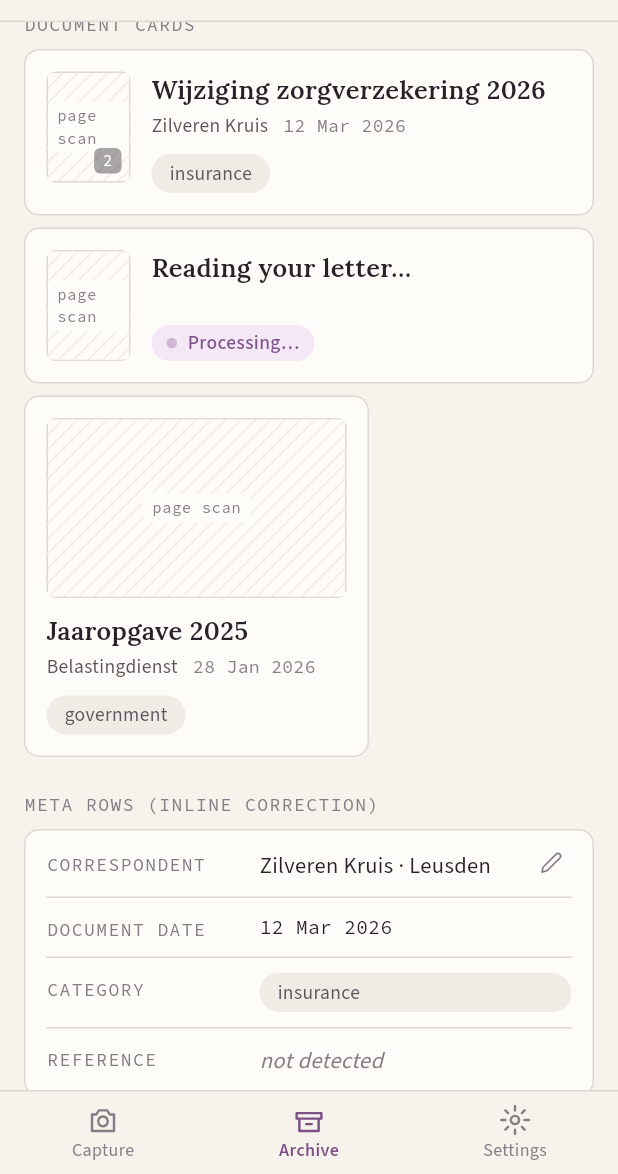
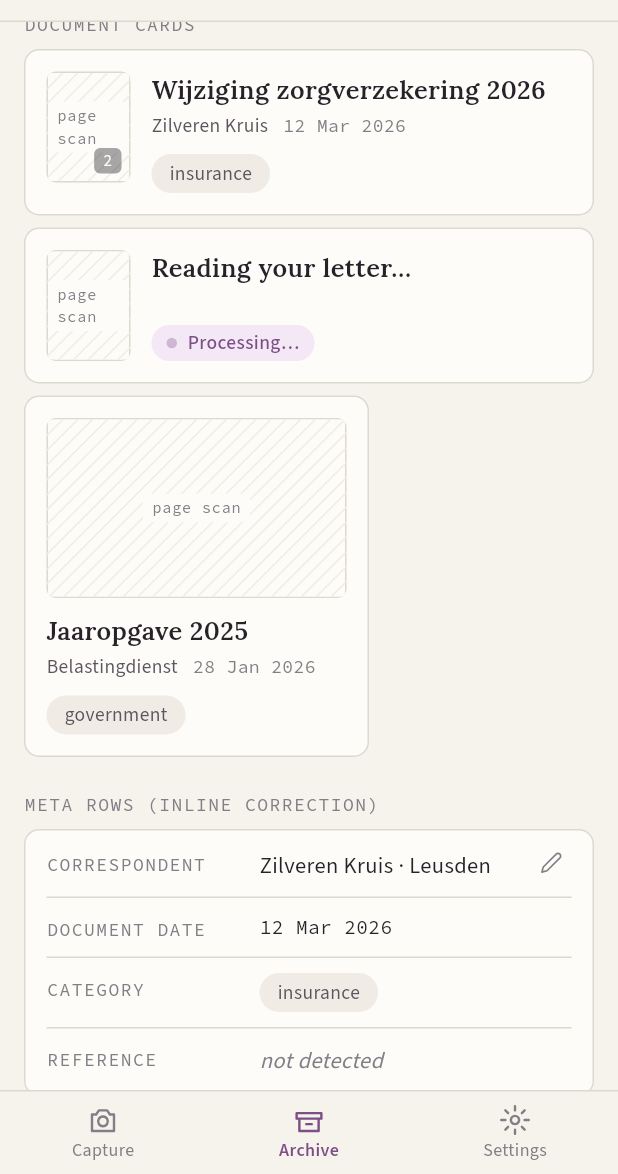
Before and after one commit to nielsfilmer/briefkist, a Flutter app: the screen it shows after launch, scrolled down 1152 dp, on a phone screen of 412 x 824 dp, the part 62-1236 px from its top. Run offline on Flutter 3.47's test engine with Material 3 defaults, Android fonts, the phone set to English and light mode, and no system bars; our stand-ins replace path_drawing; project files that could hold a hidden picture were left out.

Commit message:
Address PR #32 QA: hug MetaRow chip children; start design-feedback log
- MfMetaRow: Align inline children start — the value column's Expanded
  stretched chips to full width (Chip.jsx is inline-flex). QA nit.
- docs/design-feedback.md: running log of implementation deviations for
  the end-of-phase Claude Design update prompt (bundled assets, oklch
  conversion, placeholder length, pencil-affordance rule, Jasmijn/#23).

Co-Authored-By: Claude Opus 4.8 <noreply@anthropic.com>
Claude-Session: https://claude.ai/code/session_01Vzoe3JMfcL46mnepUKizoF

```diff
--- a/app/lib/design/widgets/mf_meta_row.dart
+++ b/app/lib/design/widgets/mf_meta_row.dart
@@ -155,7 +155,14 @@ class _MfMetaRowState extends State<MfMetaRow> {
 
   Widget _buildValue(MfColors mf) {
     if (widget.child != null) {
-      if (!widget.corrected) return widget.child!;
+      // Hug content: the value column's Expanded would otherwise stretch
+      // inline children (chips) to the full column width — Chip.jsx is
+      // inline-flex (QA finding, PR #32).
+      final hugged = Align(
+        alignment: AlignmentDirectional.centerStart,
+        child: widget.child,
+      );
+      if (!widget.corrected) return hugged;
       return Wrap(
         crossAxisAlignment: WrapCrossAlignment.center,
         children: [
```
Also changed, not shown: 1 other file.
